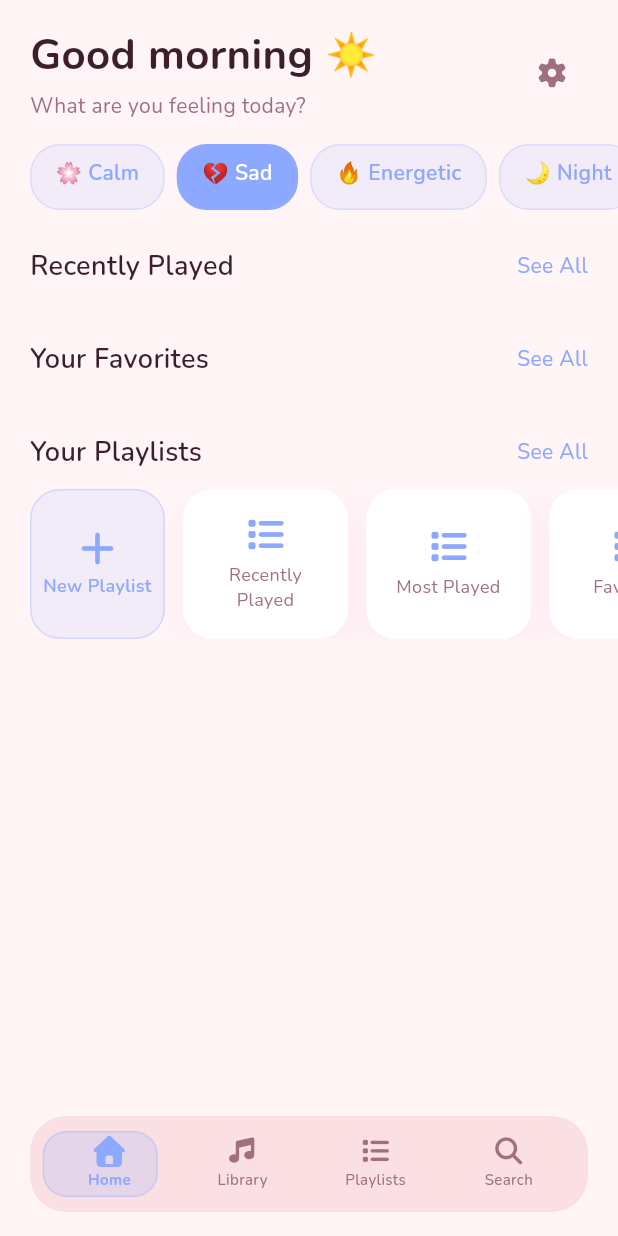
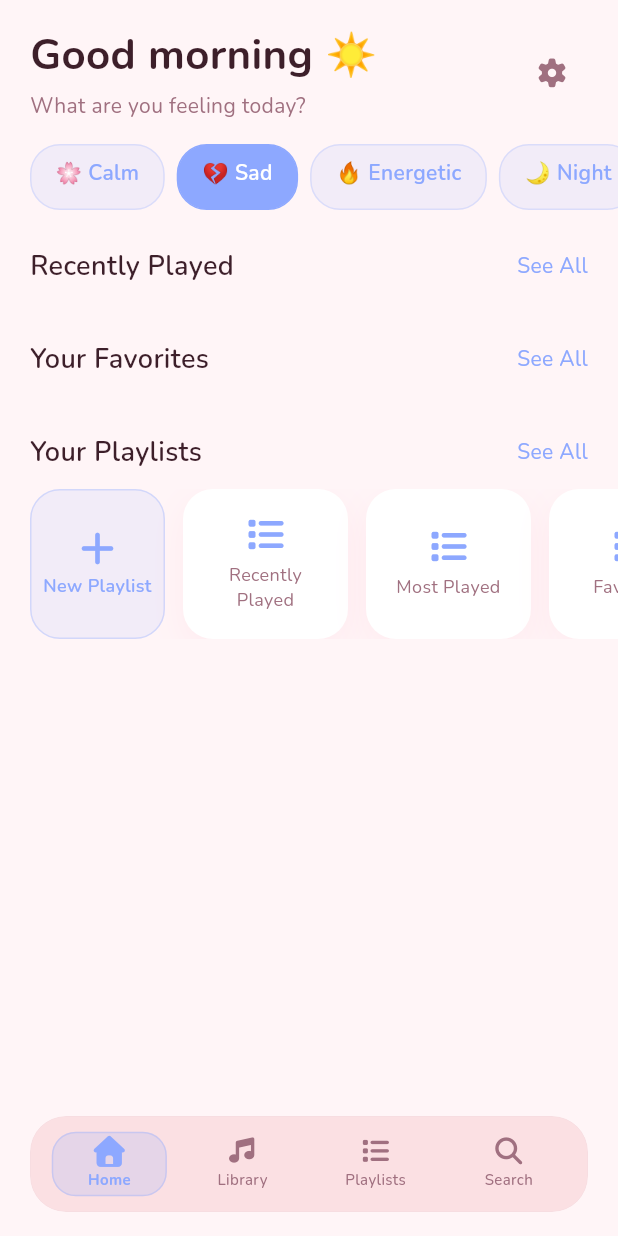
Before and after one commit to Reinvy/flutter-reimix, a Flutter app: the screen it shows after launch, after a tap on "Grant Access", after a tap on "💔 Sad", on a phone screen of 412 x 824 dp. Run offline on Flutter 3.47's test engine with Material 3 defaults, Android fonts, the phone set to English and light mode, and no system bars; our stand-ins replace audio_service, flutter_local_notifications, flutter_riverpod, font_awesome_flutter, go_router, google_fonts and 10 more; missing offline and left inert: on_audio_query_pluse; generated files the repository leaves out were written again.

Commit message:
feat: replace AnimatedAlign with AnimatedPositioned for improved active indicator positioning

```diff
--- a/lib/presentation/widgets/floating_bottom_nav_bar.dart
+++ b/lib/presentation/widgets/floating_bottom_nav_bar.dart
@@ -47,13 +47,14 @@ class FloatingBottomNavBar extends StatelessWidget {
             return Stack(
               children: [
                 // Sliding Active Indicator Capsule
-                AnimatedAlign(
+                AnimatedPositioned(
                   duration: const Duration(milliseconds: 300),
                   curve: Curves.easeInOutCubic,
-                  alignment: Alignment(-1.0 + (selectedIndex * (2.0 / (items.length - 1))), 0.0),
+                  left: selectedIndex * itemWidth + 6,
+                  width: itemWidth - 12,
+                  top: 10,
+                  bottom: 10,
                   child: Container(
-                    width: itemWidth - 12,
-                    height: 44,
                     decoration: BoxDecoration(
                       color: accentColor.withAlpha(50),
                       borderRadius: BorderRadius.circular(16),
```
